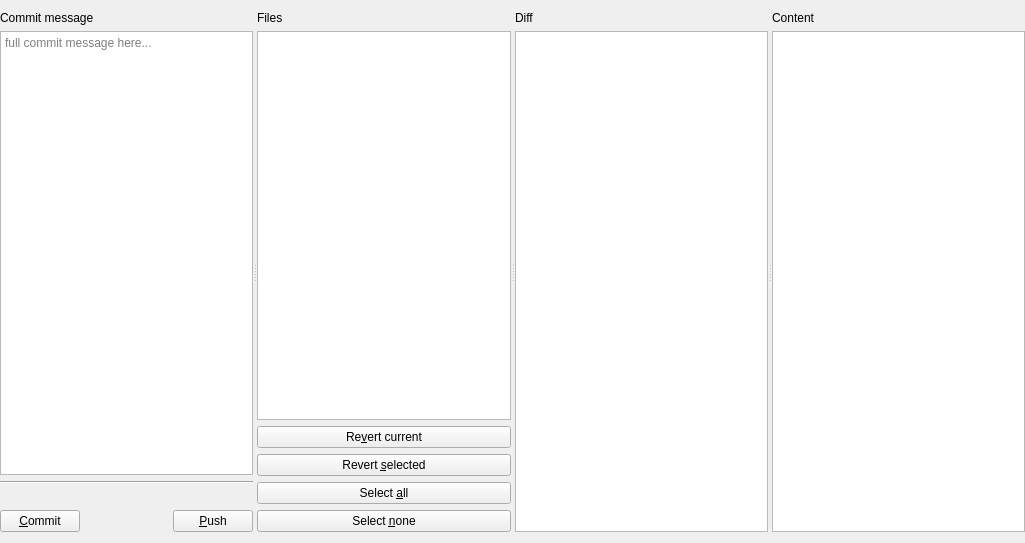
Above: src/plugins/git/CommitForm.ui from codepointerapp/codepointer before the change. Below: the same form after it.
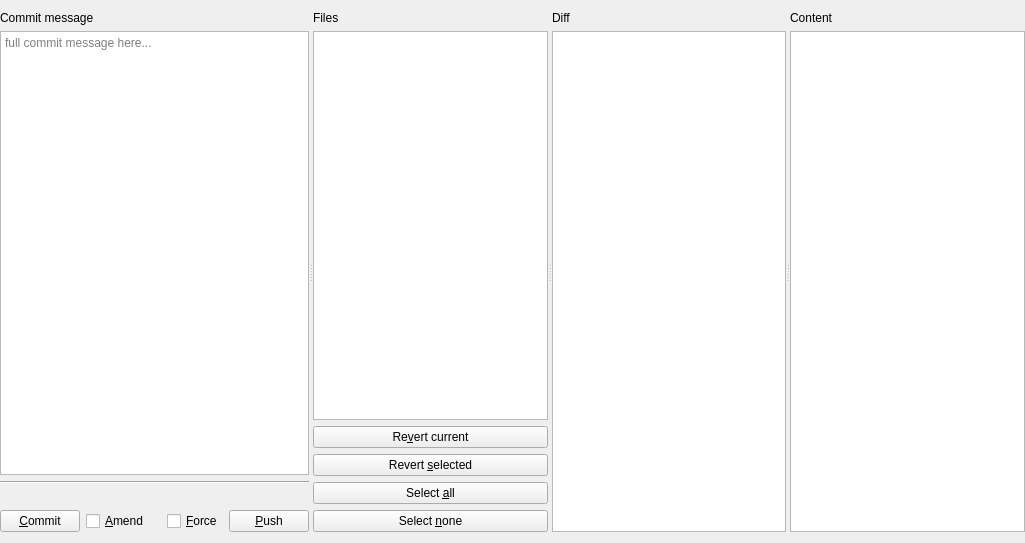
That is the form after the change.

Commit message:
CommitForm: add support for ammend
We support "ammend" in commit. Its a checkbox which will ammend the last
commit and will also pull the last log.

Added a "force" push checkbox.

What changed in the file:
```diff
--- a/src/plugins/git/CommitForm.ui
+++ b/src/plugins/git/CommitForm.ui
@@ -79,6 +79,13 @@
            </property>
           </widget>
          </item>
+         <item>
+          <widget class="QCheckBox" name="amendCheckbox">
+           <property name="text">
+            <string>&amp;Amend</string>
+           </property>
+          </widget>
+         </item>
          <item>
           <spacer name="horizontalSpacer">
            <property name="orientation">
@@ -92,6 +99,13 @@
            </property>
           </spacer>
          </item>
+         <item>
+          <widget class="QCheckBox" name="forcePushCheckbox">
+           <property name="text">
+            <string>&amp;Force</string>
+           </property>
+          </widget>
+         </item>
          <item>
           <widget class="QPushButton" name="pushButton">
            <property name="toolTip">
```
The commit also changes 5 other files.
